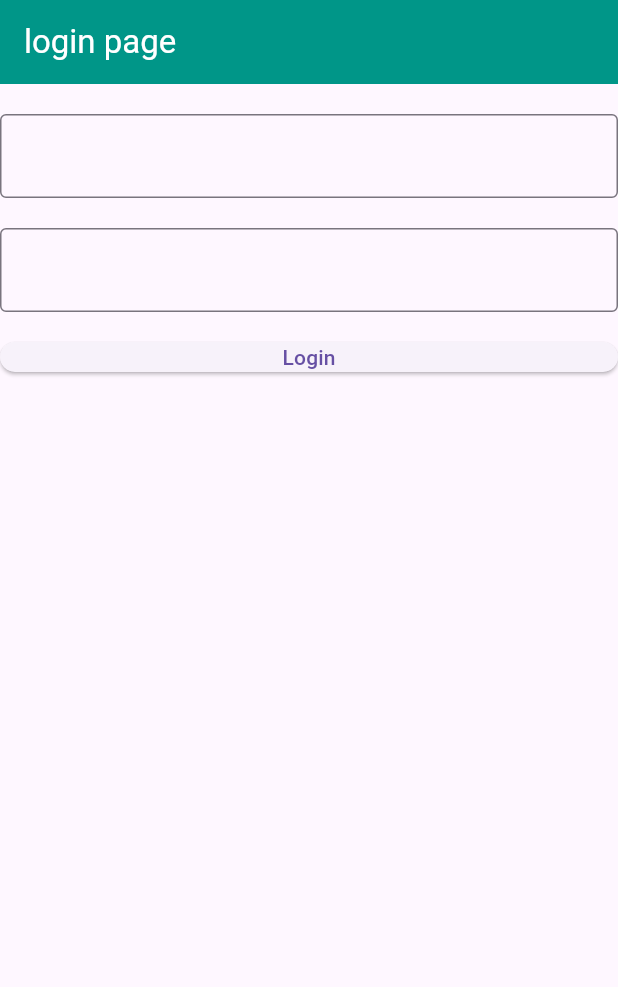
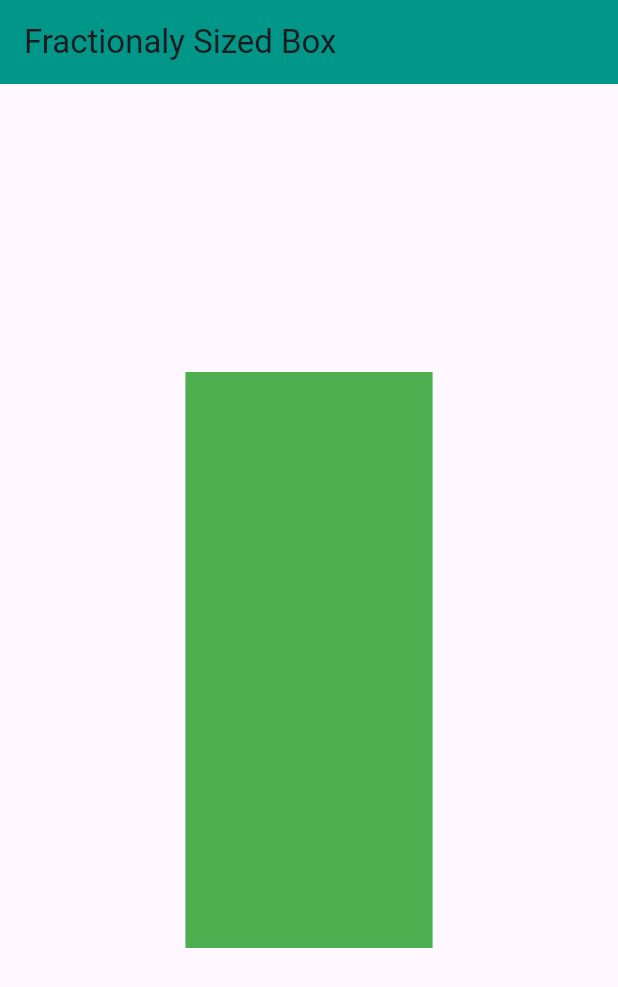
Before and after one commit to sfrabby/challenge_01, a Flutter app: the screen it shows after launch, on a phone screen of 412 x 824 dp. Shown: the top 987 px of the screen. Run offline on Flutter 3.47's test engine with Material 3 defaults, Android fonts, the phone set to English and light mode, and no system bars.

Commit message:
aspect ratio and fraction

```diff
--- /dev/null
+++ b/lib/Responsive Screen/Fractionaly Sized Box.dart
@@ -0,0 +1,22 @@
+import 'dart:ui';
+
+import 'package:flutter/material.dart';
+
+class FractionalySizedBox extends StatelessWidget {
+  const FractionalySizedBox({super.key});
+
+  @override
+  Widget build(BuildContext context) {
+    return Scaffold(
+      appBar: AppBar(title: Text("Fractionaly Sized Box"),backgroundColor: Colors.teal,),
+      body: Center(
+        child: FractionallySizedBox(
+          widthFactor: 0.4,
+          heightFactor: 0.5,
+          child: Container(
+            color: Colors.green,
+          ),),
+      ),
+    );
+  }
+}
--- a/lib/login screen/login.dart
+++ b/lib/login screen/login.dart
@@ -48,6 +48,8 @@ class loginScreen extends StatelessWidget {
             SizedBox(height: 20,width: double.infinity,child: ElevatedButton(onPressed: (){
               if(_formkey.currentState!.validate()){
                 print("success");
+                passController.clear();
+                phoneController.clear();
 
               }
             }, child: Text("Login")),)
--- a/lib/main.dart
+++ b/lib/main.dart
@@ -1,6 +1,8 @@
 import 'package:challenge_01/tabbarScreen/tabbar.dart';
 import 'package:flutter/material.dart';
 
+import 'Responsive Screen/Fractionaly Sized Box.dart';
+import 'Responsive Screen/aspect ratio.dart';
 import 'listview.dart';
 import 'login screen/login.dart';
 
@@ -15,7 +17,7 @@ class MyApp extends StatelessWidget {
   Widget build(BuildContext context) {
     return MaterialApp(
       debugShowCheckedModeBanner: false,
-      home:  loginScreen(),
+      home:  FractionalySizedBox(),
     );
   }
 }
```
Also changed, not shown: lib/Responsive Screen/aspect ratio.dart (added, +18 -0 lines).
